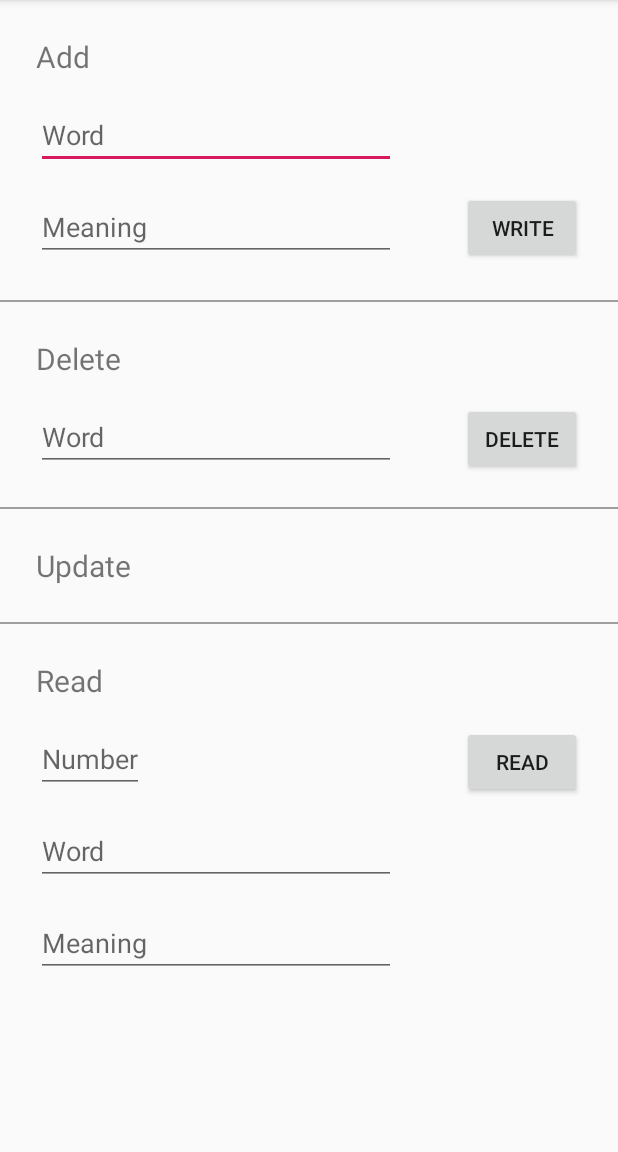
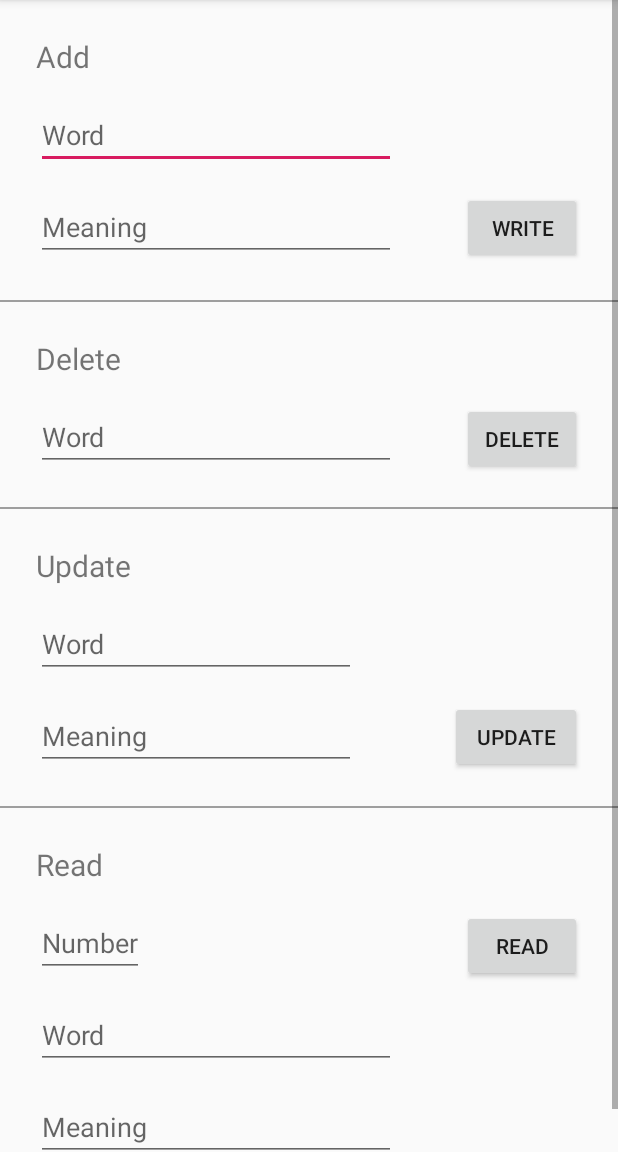
Before and after one commit to A1stTimePlay/Dictionary, an Android app: the View_Home screen opened directly, with no data from a screen before it, on a phone screen of 412 x 824 dp, the part 84-1236 px from its top. Run offline under Robolectric (Android 15) with nearby library versions, the phone set to English and light mode, and no system bars.

Commit message:
developing feature: update

```diff
--- a/app/src/main/java/com/example/dictionary/Model/Trie.java
+++ b/app/src/main/java/com/example/dictionary/Model/Trie.java
@@ -72,9 +72,9 @@ public class Trie {
                 this.insert(resultWord);
             }
         } catch (FileNotFoundException e) {
-            System.out.println("Presenter_Search: " + e.getMessage());
+            System.out.println("Trie create " + e.getMessage());
         } catch (IOException e) {
-            System.out.println("Presenter_Search: " + e.getMessage());
+            System.out.println("Trie create " + e.getMessage());
         }
     }
 }
--- a/app/src/main/java/com/example/dictionary/Presenter/IPresenter_Home.java
+++ b/app/src/main/java/com/example/dictionary/Presenter/IPresenter_Home.java
@@ -3,7 +3,8 @@ package com.example.dictionary.Presenter;
 import java.io.File;
 
 public interface IPresenter_Home {
-    void read(File fileWord, File fileMeaning, int step);
+    void read(File fileWord, File fileMeaning, int index);
     void write(File fileWord, File fileMeaning, String word, String meaning);
     void delete(File fileWord, File fileMeaning, String word);
+    void update (File fileWord, File fileMeaning, String word, String meaning);
 }
--- a/app/src/main/java/com/example/dictionary/View/View_Home.java
+++ b/app/src/main/java/com/example/dictionary/View/View_Home.java
@@ -27,6 +27,7 @@ public class View_Home extends AppCompatActivity implements IView_Home {
         Button write = findViewById(R.id.write);
         Button read = findViewById(R.id.read);
         Button delete = findViewById(R.id.delete);
+        Button update = findViewById(R.id.update);
         final EditText etNumber = findViewById(R.id.number);
         etWordRead = findViewById(R.id.etWordRead);
         etMeaningRead = findViewById(R.id.etMeaningRead);
--- a/app/src/main/res/layout/activity_home.xml
+++ b/app/src/main/res/layout/activity_home.xml
@@ -187,7 +187,41 @@
             android:layout_marginTop="24dp"
             android:background="@color/gray"
             app:layout_constraintStart_toStartOf="parent"
+            app:layout_constraintTop_toBottomOf="@+id/editText2" />
+
+        <EditText
+            android:id="@+id/etWordUpdate"
+            android:layout_width="wrap_content"
+            android:layout_height="wrap_content"
+            android:layout_marginStart="24dp"
+            android:layout_marginTop="16dp"
+            android:ems="10"
+            android:hint="Word"
+            android:inputType="textPersonName"
+            app:layout_constraintStart_toStartOf="parent"
             app:layout_constraintTop_toBottomOf="@+id/tvUpdate" />
+
+        <EditText
+            android:id="@+id/editText2"
+            android:layout_width="wrap_content"
+            android:layout_height="wrap_content"
+            android:layout_marginStart="24dp"
+            android:layout_marginTop="16dp"
+            android:ems="10"
+            android:hint="Meaning"
+            android:inputType="textPersonName"
+            app:layout_constraintStart_toStartOf="parent"
+            app:layout_constraintTop_toBottomOf="@+id/etWordUpdate" />
+
+        <Button
+            android:id="@+id/update"
+            android:layout_width="wrap_content"
+            android:layout_height="wrap_content"
+            android:layout_marginTop="128dp"
+            android:layout_marginEnd="24dp"
+            android:text="Update"
+            app:layout_constraintEnd_toEndOf="parent"
+            app:layout_constraintTop_toBottomOf="@+id/line" />
     </androidx.constraintlayout.widget.ConstraintLayout>
 
 </ScrollView>
```
Also changed, not shown: app/src/main/java/com/example/dictionary/Presenter/Presenter_Home.java (+69 -16 lines).
